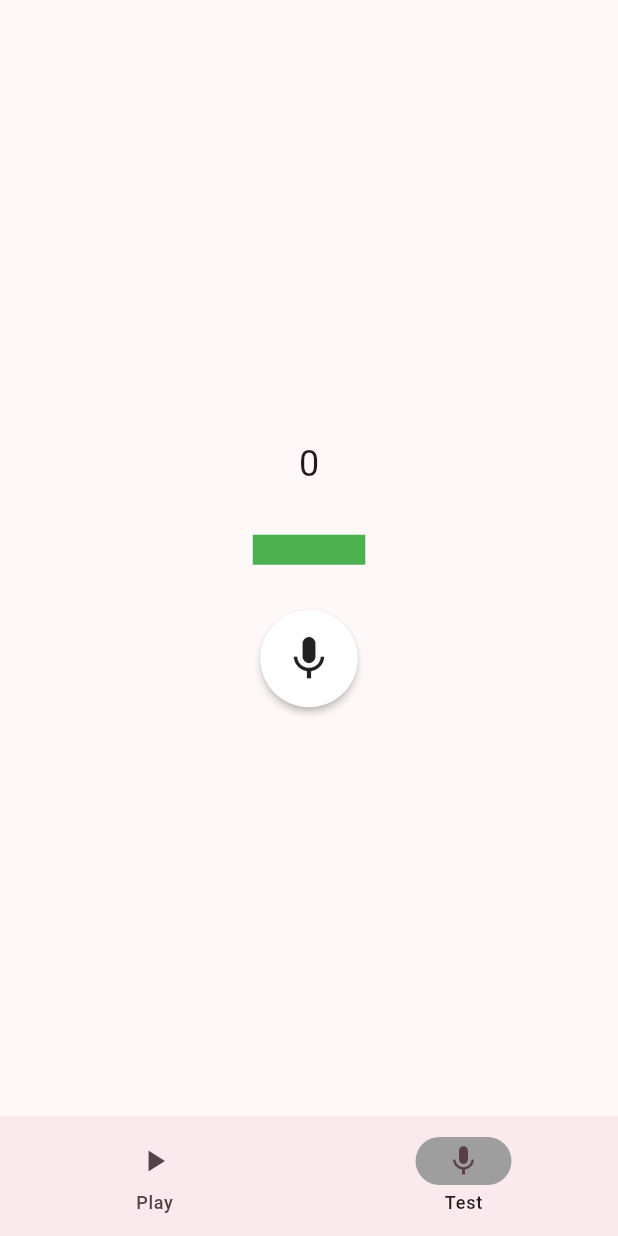
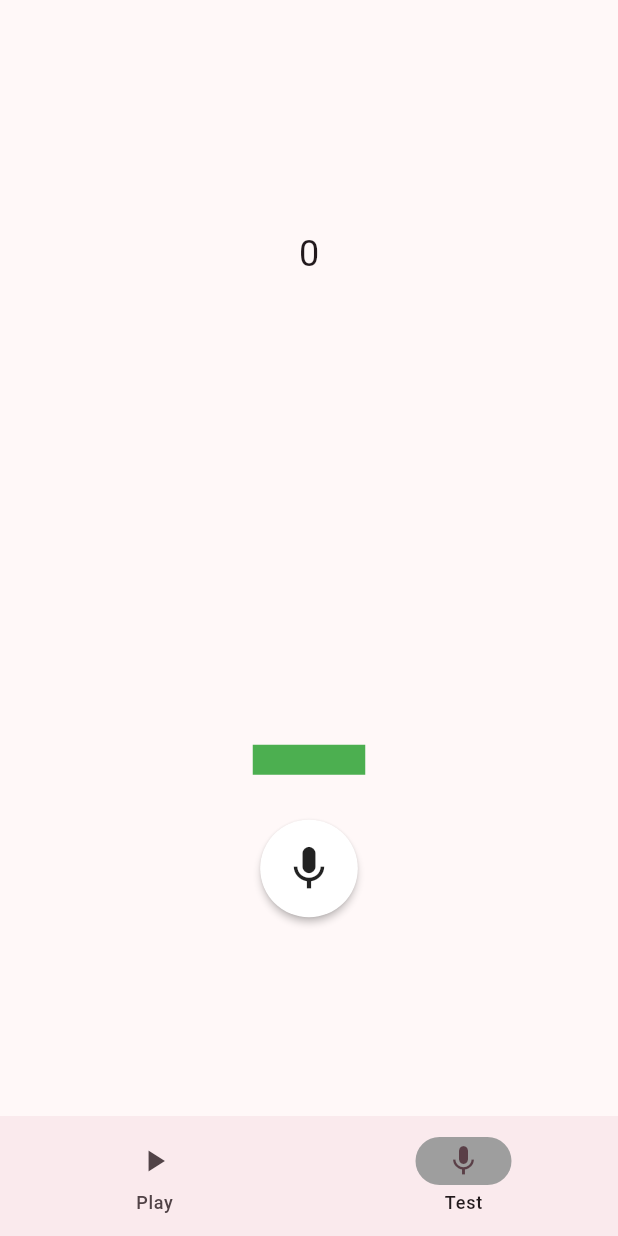
Before and after one commit to tuck3rb/Big-Mics, a Flutter app: the screen it shows after launch, item 2 of the bottom bar chosen, on a phone screen of 412 x 824 dp. Run offline on Flutter 3.47's test engine with Material 3 defaults, Android fonts, the phone set to English and light mode, and no system bars; our stand-ins replace permission_handler; missing offline and left inert: noise_meter.

Commit message:
Mic bar now expands only upwards

```diff
--- a/big_mics_playtime/lib/main.dart
+++ b/big_mics_playtime/lib/main.dart
@@ -134,12 +134,17 @@ void initState() {
                 const SizedBox(height: 30), // Functions as a spacer
                 Container(
                   width: 75,
-                  height: mic.getLatestReading() != null
-                    ? mic.getLatestReading()!.meanDecibel * 4
+                  height:300,
+                  alignment: Alignment.bottomCenter,
+                  child: Container(
+                    width: 75,
+                    height: mic.getLatestReading() != null
+                      ? mic.getLatestReading()!.meanDecibel * 4
 
-                    : 20,
-                    color: Colors.green,
-                   // Mic test bar
+                      : 20,
+                      color: Colors.green,
+                     // Mic test bar
+                  ),
                 ),
                 const SizedBox(height: 30), // Functions as a spacer
                 RawMaterialButton(
```
